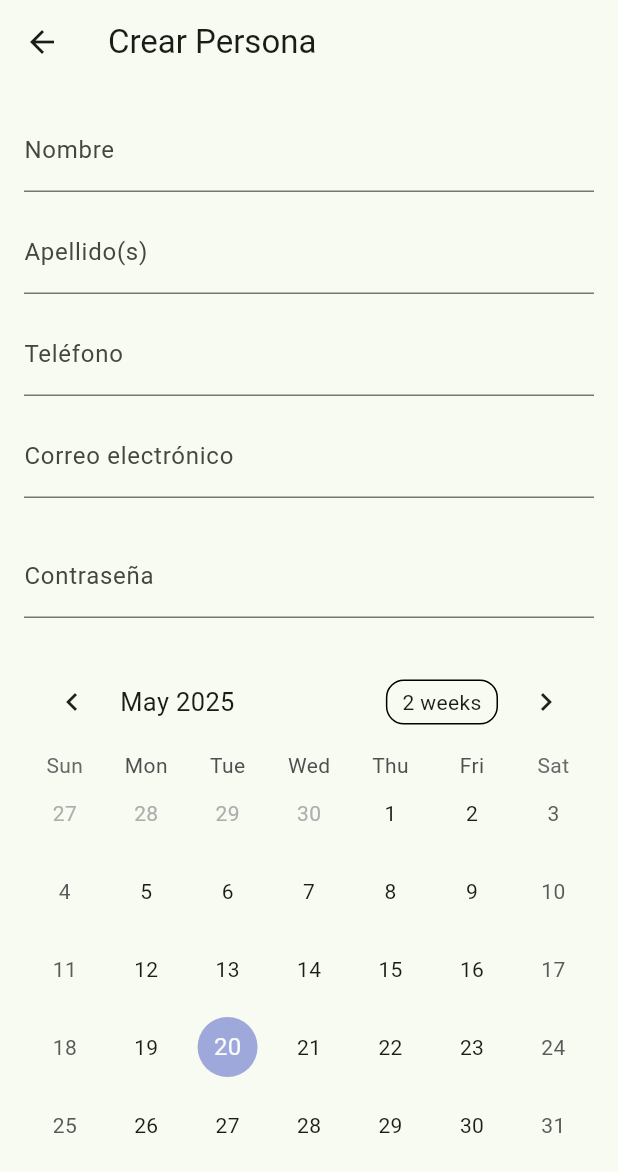
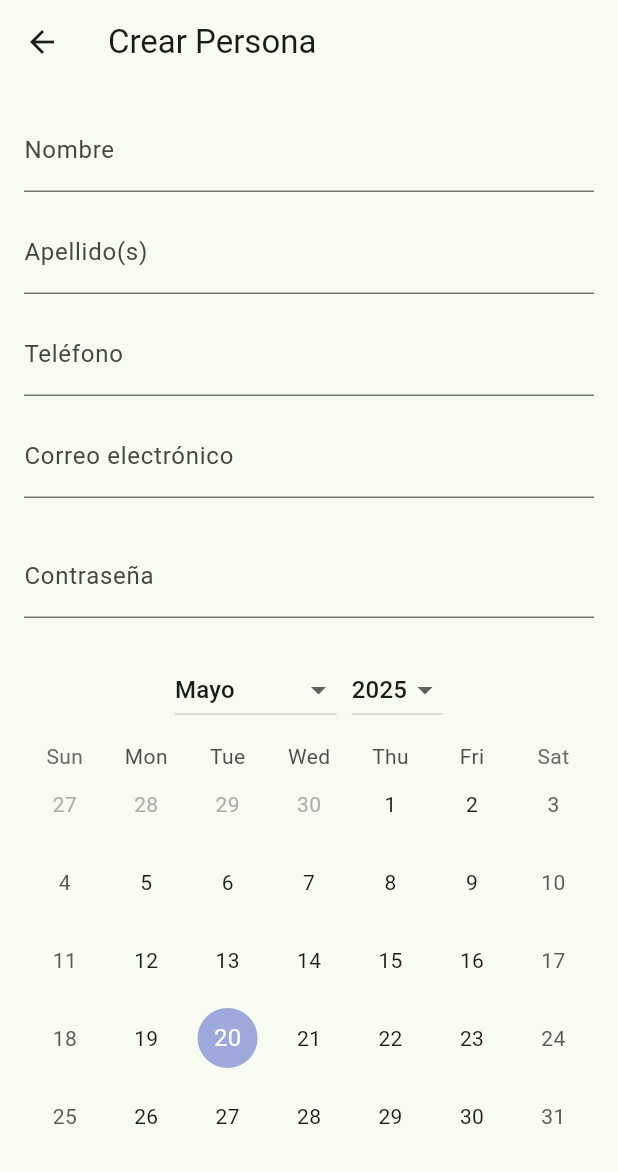
Before and after one commit to brandon-p3/Practicas-TSU-Paradigma, a Flutter app: the PersonFormScreen screen opened directly, on a phone screen of 412 x 824 dp. Shown: the top 1172 px of the screen. Run offline on Flutter 3.47's test engine with Material 3 defaults, Android fonts, the phone set to English and light mode, and no system bars; drawn by our look-alikes of table_calendar; our stand-ins replace curved_navigation_bar, shared_preferences; missing offline and left inert: jwt_decode; accounts and stored records are empty.

Commit message:
Rama de Gustavo

```diff
--- a/Lizeth-Gustavo/crud_mongo/lib/main.dart
+++ b/Lizeth-Gustavo/crud_mongo/lib/main.dart
@@ -1,5 +1,6 @@
 import 'package:crud_mongo/shemas/bottomnavbar.dart';
 import 'package:crud_mongo/shemas/login.dart';
+import 'package:crud_mongo/shemas/personForm.dart';
 import 'package:flutter/material.dart';
 
 void main() {
@@ -28,7 +29,7 @@
   @override
   Widget build(BuildContext context) {
     return Scaffold(
-      body: Login(),
+      body: PersonFormScreen(),
     );
   }
 }
--- a/Lizeth-Gustavo/crud_mongo/lib/widgets/calendar.dart
+++ b/Lizeth-Gustavo/crud_mongo/lib/widgets/calendar.dart
@@ -4,7 +4,7 @@
 class CustomCalendar extends StatefulWidget {
   final Function(DateTime selectedDay)? onDaySelected;
 
-  const CustomCalendar({this.onDaySelected});
+  const CustomCalendar({this.onDaySelected, Key? key}) : super(key: key);
 
   @override
   State<CustomCalendar> createState() => _CustomCalendarState();
@@ -15,9 +15,51 @@
   DateTime? _selectedDay;
   CalendarFormat _calendarFormat = CalendarFormat.month;
 
+  final List<String> _months = const [
+    'Enero', 'Febrero', 'Marzo', 'Abril', 'Mayo', 'Junio',
+    'Julio', 'Agosto', 'Septiembre', 'Octubre', 'Noviembre', 'Diciembre', 'Holaa'
+  ];
+  final List<int> _years = List.generate(130, (i) => 1900 + i);
+
   @override
   Widget build(BuildContext context) {
-    return TableCalendar(
+    return Column(
+      children: [
+        Row(
+          mainAxisAlignment: MainAxisAlignment.center,
+          children: [
+            //Este es el campo para seleccionar un mes
+            DropdownButton<String>(
+              value: _months[_focusedDay.month -1 ],
+              items: _months.map((m) {
+                return DropdownMenuItem(value: m, child: Text(m));
+              }).toList(),
+              onChanged: (month) {
+                final newMonth = _months.indexOf(month!) + 1;
+                setState(() {
+                  _focusedDay = DateTime(_focusedDay.year, newMonth, 1);
+                });
+              },
+            ),
+            const SizedBox(width: 10),
+            //Este es el campo para seleccionar un año
+            DropdownButton<int>(
+              value: _focusedDay.year,
+              items: _years.map((y) {
+                return DropdownMenuItem(value: y, child: Text('$y'));
+              }).toList(),
+              onChanged: (year) {
+                setState(() {
+                  _focusedDay = DateTime(year!, _focusedDay.month, 1);
+                });
+              },
+            ),
+          ],
+        ),
+        const SizedBox(height: 10),
+
+        // Calendario
+        TableCalendar(
           firstDay: DateTime.utc(1900, 1, 1),
           lastDay: DateTime.utc(2030, 12, 31),
           focusedDay: _focusedDay,
@@ -27,19 +69,12 @@
               _selectedDay = selectedDay;
               _focusedDay = focusedDay;
             });
-        if (widget.onDaySelected != null) {
-          widget.onDaySelected!(selectedDay);
-        }
+            widget.onDaySelected?.call(selectedDay);
           },
           calendarFormat: _calendarFormat,
-      onFormatChanged: (format) {
-        setState(() {
-          _calendarFormat = format;
-        });
-      },
-      onPageChanged: (focusedDay) {
-        _focusedDay = focusedDay;
-      },
+          onFormatChanged: (format) => setState(() => _calendarFormat = format),
+          onPageChanged: (focusedDay) => _focusedDay = focusedDay,
+          headerVisible: false,
           calendarBuilders: CalendarBuilders(
             selectedBuilder: (context, date, _) => Container(
               margin: const EdgeInsets.all(6.0),
@@ -54,6 +89,8 @@
               ),
             ),
           ),
+        ),
+      ],
     );
   }
 }
```
Lines whose indentation alone changed are shown as unchanged.
